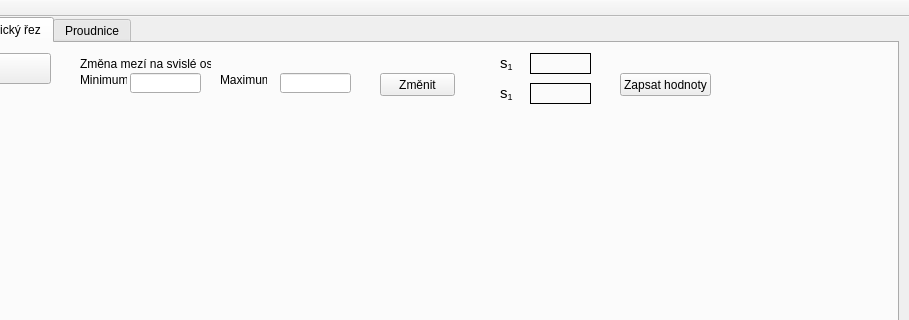
Above: mainwindow.ui from durhan/Program before the change; both pictures show x 312 to 1221 and y 0 to 320 of the 1221 by 774 pixel window. Below: the same form after it.
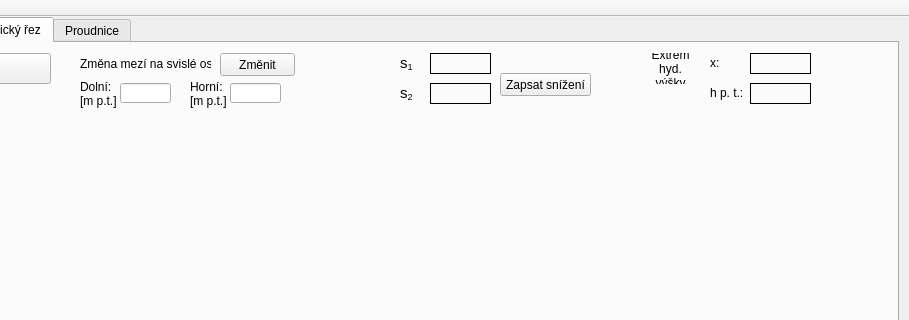
That is the form after the change. The open tabs and pages were chosen to show the change.

The edit to the form file:
```diff
--- a/mainwindow.ui
+++ b/mainwindow.ui
@@ -948,33 +948,35 @@
        <rect>
         <x>390</x>
         <y>30</y>
-        <width>47</width>
-        <height>13</height>
+        <width>41</width>
+        <height>41</height>
        </rect>
       </property>
       <property name="text">
-       <string>Minimum:</string>
+       <string>Dolní:
+[m p.t.]</string>
       </property>
      </widget>
      <widget class="QLabel" name="label_46">
       <property name="geometry">
        <rect>
-        <x>530</x>
+        <x>500</x>
         <y>30</y>
-        <width>47</width>
-        <height>13</height>
+        <width>41</width>
+        <height>41</height>
        </rect>
       </property>
       <property name="text">
-       <string>Maximum:</string>
+       <string>Horní:
+[m p.t.]</string>
       </property>
      </widget>
      <widget class="QLineEdit" name="hhymin">
       <property name="geometry">
        <rect>
-        <x>440</x>
-        <y>30</y>
-        <width>71</width>
+        <x>430</x>
+        <y>40</y>
+        <width>51</width>
         <height>20</height>
        </rect>
       </property>
@@ -985,9 +987,9 @@
      <widget class="QLineEdit" name="hhymax">
       <property name="geometry">
        <rect>
-        <x>590</x>
-        <y>30</y>
-        <width>71</width>
+        <x>540</x>
+        <y>40</y>
+        <width>51</width>
         <height>20</height>
        </rect>
       </property>
@@ -998,8 +1000,8 @@
      <widget class="QPushButton" name="pushButton_4">
       <property name="geometry">
        <rect>
-        <x>690</x>
-        <y>30</y>
+        <x>530</x>
+        <y>10</y>
         <width>75</width>
         <height>23</height>
        </rect>
@@ -1027,7 +1029,7 @@
      <widget class="QLabel" name="label_43">
       <property name="geometry">
        <rect>
-        <x>840</x>
+        <x>740</x>
         <y>10</y>
         <width>61</width>
         <height>21</height>
@@ -1043,7 +1045,7 @@
      <widget class="QLabel" name="label_52">
       <property name="geometry">
        <rect>
-        <x>840</x>
+        <x>740</x>
         <y>40</y>
         <width>61</width>
         <height>21</height>
@@ -1059,7 +1061,7 @@
      <widget class="QPushButton" name="pushButton_2">
       <property name="geometry">
        <rect>
-        <x>930</x>
+        <x>810</x>
         <y>30</y>
         <width>91</width>
         <height>23</height>
@@ -1069,13 +1071,13 @@
        <string>Zapsat hodnoty snížení do Vstupních hodnot.</string>
       </property>
       <property name="text">
-       <string>Zapsat hodnoty</string>
+       <string>Zapsat snížení</string>
       </property>
      </widget>
      <widget class="QLabel" name="label_53">
       <property name="geometry">
        <rect>
-        <x>810</x>
+        <x>710</x>
         <y>10</y>
         <width>21</width>
         <height>21</height>
@@ -1094,14 +1096,104 @@
      <widget class="QLabel" name="label_54">
       <property name="geometry">
        <rect>
-        <x>810</x>
+        <x>710</x>
         <y>40</y>
         <width>16</width>
         <height>21</height>
        </rect>
       </property>
       <property name="text">
-       <string>&lt;html&gt;&lt;head/&gt;&lt;body&gt;&lt;p&gt;&lt;span style=&quot; font-size:11pt;&quot;&gt;s&lt;/span&gt;&lt;span style=&quot; font-size:11pt; vertical-align:sub;&quot;&gt;1&lt;/span&gt;&lt;/p&gt;&lt;/body&gt;&lt;/html&gt;</string>
+       <string>&lt;html&gt;&lt;head/&gt;&lt;body&gt;&lt;p&gt;&lt;span style=&quot; font-size:11pt;&quot;&gt;s&lt;/span&gt;&lt;span style=&quot; font-size:11pt; vertical-align:sub;&quot;&gt;2&lt;/span&gt;&lt;/p&gt;&lt;/body&gt;&lt;/html&gt;</string>
+      </property>
+     </widget>
+     <widget class="QLabel" name="label_66">
+      <property name="geometry">
+       <rect>
+        <x>1020</x>
+        <y>40</y>
+        <width>41</width>
+        <height>21</height>
+       </rect>
+      </property>
+      <property name="text">
+       <string>&lt;html&gt;&lt;head/&gt;&lt;body&gt;&lt;p&gt;h p. t.:&lt;/p&gt;&lt;/body&gt;&lt;/html&gt;</string>
+      </property>
+     </widget>
+     <widget class="QLabel" name="label_67">
+      <property name="geometry">
+       <rect>
+        <x>1020</x>
+        <y>10</y>
+        <width>21</width>
+        <height>21</height>
+       </rect>
+      </property>
+      <property name="text">
+       <string>&lt;html&gt;&lt;head/&gt;&lt;body&gt;&lt;p&gt;x:&lt;/p&gt;&lt;/body&gt;&lt;/html&gt;</string>
+      </property>
+      <property name="textFormat">
+       <enum>Qt::RichText</enum>
+      </property>
+      <property name="scaledContents">
+       <bool>false</bool>
+      </property>
+     </widget>
+     <widget class="QLabel" name="label_hydv">
+      <property name="geometry">
+       <rect>
+        <x>1060</x>
+        <y>40</y>
+        <width>61</width>
+        <height>21</height>
+       </rect>
+      </property>
+      <property name="frameShape">
+       <enum>QFrame::Box</enum>
+      </property>
+      <property name="text">
+       <string>&lt;html&gt;&lt;head/&gt;&lt;body&gt;&lt;p&gt;&lt;br/&gt;&lt;/p&gt;&lt;/body&gt;&lt;/html&gt;</string>
+      </property>
+     </widget>
+     <widget class="QLabel" name="label_x">
+      <property name="geometry">
+       <rect>
+        <x>1060</x>
+        <y>10</y>
+        <width>61</width>
+        <height>21</height>
+       </rect>
+      </property>
+      <property name="frameShape">
+       <enum>QFrame::Box</enum>
+      </property>
+      <property name="text">
+       <string>&lt;html&gt;&lt;head/&gt;&lt;body&gt;&lt;p&gt;&lt;br/&gt;&lt;/p&gt;&lt;/body&gt;&lt;/html&gt;</string>
+      </property>
+     </widget>
+     <widget class="QLabel" name="label_70">
+      <property name="geometry">
+       <rect>
+        <x>950</x>
+        <y>10</y>
+        <width>61</width>
+        <height>31</height>
+       </rect>
+      </property>
+      <property name="text">
+       <string>Extrém hyd.
+výšky</string>
+      </property>
+      <property name="textFormat">
+       <enum>Qt::PlainText</enum>
+      </property>
+      <property name="scaledContents">
+       <bool>false</bool>
+      </property>
+      <property name="alignment">
+       <set>Qt::AlignCenter</set>
+      </property>
+      <property name="wordWrap">
+       <bool>true</bool>
       </property>
      </widget>
     </widget>
```
Left out of the diff: 6 changed lines with no effect on the pictures.
